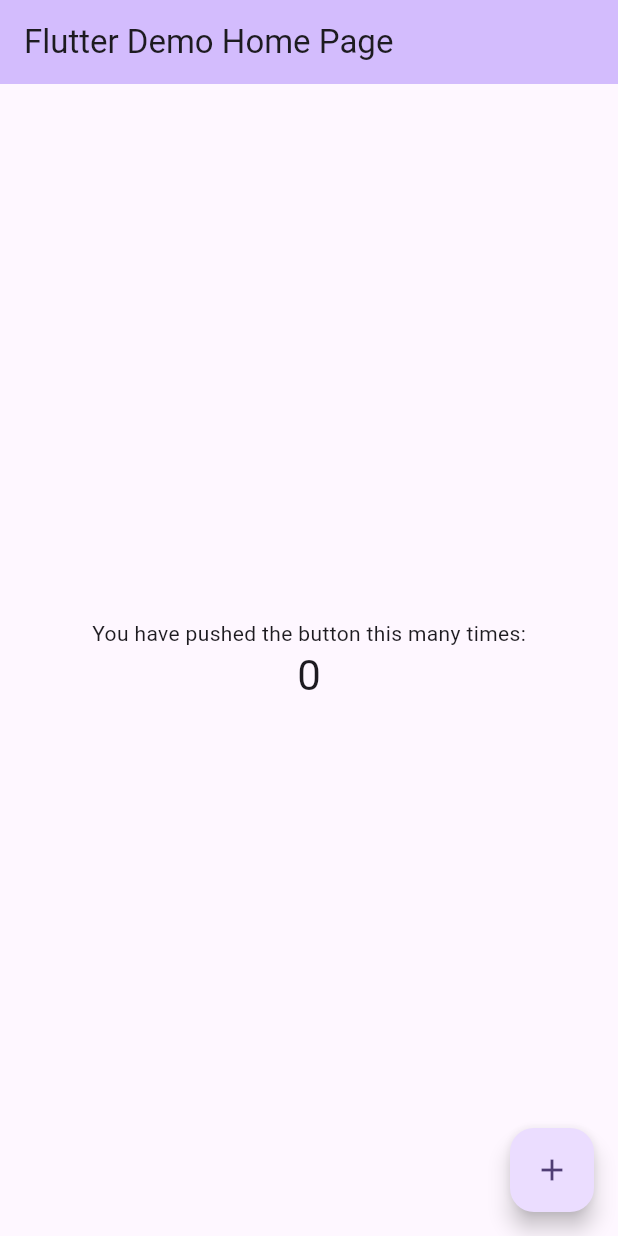
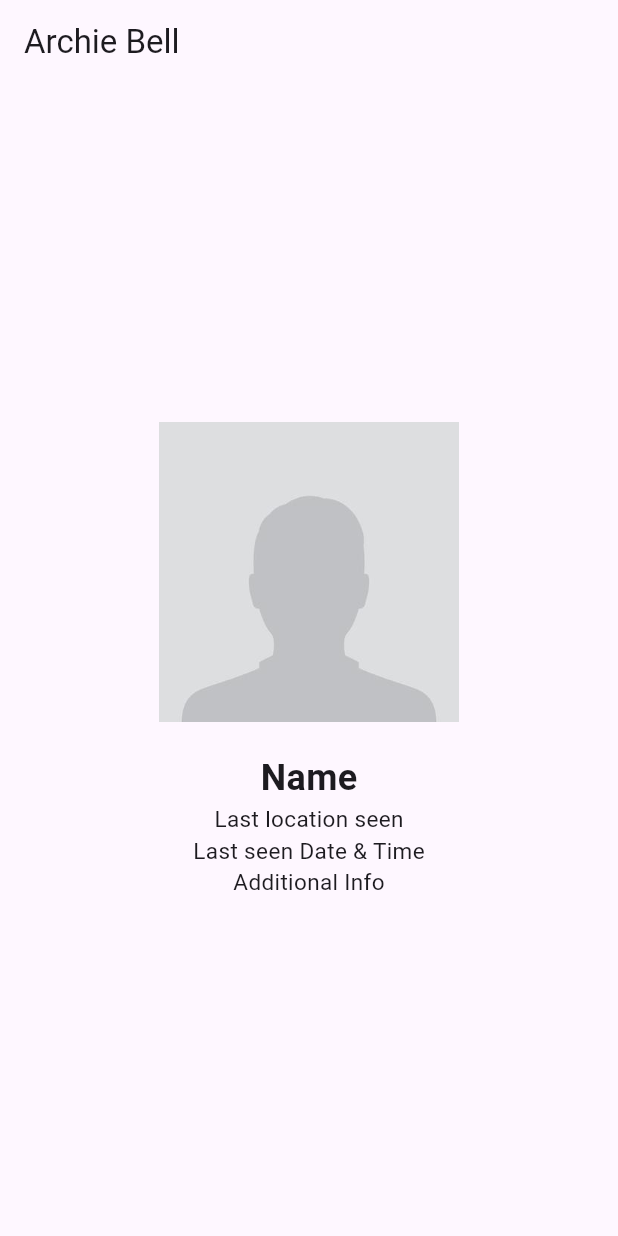
Before and after one commit to Archie-Bell/app, a Flutter app: the screen it shows after launch, on a phone screen of 412 x 824 dp. Run offline on Flutter 3.47's test engine with Material 3 defaults, Android fonts, the phone set to English and light mode, and no system bars; our stand-ins replace firebase_core, firebase_messaging; accounts and stored records are empty.

Commit message:
Initialise Firebase connection, re-implement Braeleene's previous widget implementation

```diff
--- /dev/null
+++ b/lib/home_page.dart
@@ -0,0 +1,64 @@
+import 'package:flutter/material.dart';
+import 'package:firebase_messaging/firebase_messaging.dart';
+
+class HomePage extends StatelessWidget {
+  const HomePage({super.key});
+
+  @override
+  Widget build(BuildContext context) {
+    WidgetsFlutterBinding.ensureInitialized();
+    FirebaseMessaging.instance.requestPermission();
+
+    return MaterialApp(
+      title: 'Archie Bell',
+      theme: ThemeData(
+        primarySwatch: Colors.blue,
+      ),
+      home: const SimpleImageStatePage(),
+      debugShowCheckedModeBanner: false,
+    );
+  }
+}
+
+class SimpleImageStatePage extends StatelessWidget {
+  const SimpleImageStatePage({super.key});
+
+  @override
+  Widget build(BuildContext context) {
+    return Scaffold(
+      appBar: AppBar(
+        title: const Text('Archie Bell'),
+      ),
+      body: Center(
+        child: Column(
+          mainAxisAlignment: MainAxisAlignment.center,
+          children: <Widget>[
+            Image.asset('images/placeholder-img.jpg', height: 200),
+
+            const SizedBox(height: 20),
+
+            const Text(
+              'Name',
+              style: TextStyle(fontSize: 24, fontWeight: FontWeight.bold),
+            ),
+
+            const Text(
+              'Last location seen',
+              style: TextStyle(fontSize: 15),
+            ),
+
+            const Text(
+              'Last seen Date & Time',
+              style: TextStyle(fontSize: 15),
+            ),
+
+            const Text(
+              'Additional Info',
+              style: TextStyle(fontSize: 15),
+            )
+          ],
+        ),
+      ),
+    );
+  }
+}
--- a/lib/main.dart
+++ b/lib/main.dart
@@ -1,127 +1,9 @@
 import 'package:flutter/material.dart';
 import 'package:firebase_core/firebase_core.dart';
+import 'package:app/home_page.dart';
 
-void main() {
-  runApp(const MyApp());
-  Firebase.initializeApp();
+void main() async {
+  WidgetsFlutterBinding.ensureInitialized();
+  await Firebase.initializeApp();
+  runApp(const HomePage());
 }
-
-class MyApp extends StatelessWidget {
-  const MyApp({super.key});
-
-  // This widget is the root of your application.
-  @override
-  Widget build(BuildContext context) {
-    return MaterialApp(
-      title: 'Flutter Demo',
-      theme: ThemeData(
-        // This is the theme of your application.
-        //
-        // TRY THIS: Try running your application with "flutter run". You'll see
-        // the application has a purple toolbar. Then, without quitting the app,
-        // try changing the seedColor in the colorScheme below to Colors.green
-        // and then invoke "hot reload" (save your changes or press the "hot
-        // reload" button in a Flutter-supported IDE, or press "r" if you used
-        // the command line to start the app).
-        //
-        // Notice that the counter didn't reset back to zero; the application
-        // state is not lost during the reload. To reset the state, use hot
-        // restart instead.
-        //
-        // This works for code too, not just values: Most code changes can be
-        // tested with just a hot reload.
-        colorScheme: ColorScheme.fromSeed(seedColor: Colors.deepPurple),
-        useMaterial3: true,
-      ),
-      home: const MyHomePage(title: 'Flutter Demo Home Page'),
-    );
-  }
-}
-
-class MyHomePage extends StatefulWidget {
-  const MyHomePage({super.key, required this.title});
-
-  // This widget is the home page of your application. It is stateful, meaning
-  // that it has a State object (defined below) that contains fields that affect
-  // how it looks.
-
-  // This class is the configuration for the state. It holds the values (in this
-  // case the title) provided by the parent (in this case the App widget) and
-  // used by the build method of the State. Fields in a Widget subclass are
-  // always marked "final".
-
-  final String title;
-
-  @override
-  State<MyHomePage> createState() => _MyHomePageState();
-}
-
-class _MyHomePageState extends State<MyHomePage> {
-  int _counter = 0;
-
-  void _incrementCounter() {
-    setState(() {
-      // This call to setState tells the Flutter framework that something has
-      // changed in this State, which causes it to rerun the build method below
-      // so that the display can reflect the updated values. If we changed
-      // _counter without calling setState(), then the build method would not be
-      // called again, and so nothing would appear to happen.
-      _counter++;
-    });
-  }
-
-  @override
-  Widget build(BuildContext context) {
-    // This method is rerun every time setState is called, for instance as done
-    // by the _incrementCounter method above.
-    //
-    // The Flutter framework has been optimized to make rerunning build methods
-    // fast, so that you can just rebuild anything that needs updating rather
-    // than having to individually change instances of widgets.
-    return Scaffold(
-      appBar: AppBar(
-        // TRY THIS: Try changing the color here to a specific color (to
-        // Colors.amber, perhaps?) and trigger a hot reload to see the AppBar
-        // change color while the other colors stay the same.
-        backgroundColor: Theme.of(context).colorScheme.inversePrimary,
-        // Here we take the value from the MyHomePage object that was created by
-        // the App.build method, and use it to set our appbar title.
-        title: Text(widget.title),
-      ),
-      body: Center(
-        // Center is a layout widget. It takes a single child and positions it
-        // in the middle of the parent.
-        child: Column(
-          // Column is also a layout widget. It takes a list of children and
-          // arranges them vertically. By default, it sizes itself to fit its
-          // children horizontally, and tries to be as tall as its parent.
-          //
-          // Column has various properties to control how it sizes itself and
-          // how it positions its children. Here we use mainAxisAlignment to
-          // center the children vertically; the main axis here is the vertical
-          // axis because Columns are vertical (the cross axis would be
-          // horizontal).
-          //
-          // TRY THIS: Invoke "debug painting" (choose the "Toggle Debug Paint"
-          // action in the IDE, or press "p" in the console), to see the
-          // wireframe for each widget.
-          mainAxisAlignment: MainAxisAlignment.center,
-          children: <Widget>[
-            const Text(
-              'You have pushed the button this many times:',
-            ),
-            Text(
-              '$_counter',
-              style: Theme.of(context).textTheme.headlineMedium,
-            ),
-          ],
-        ),
-      ),
-      floatingActionButton: FloatingActionButton(
-        onPressed: _incrementCounter,
-        tooltip: 'Increment',
-        child: const Icon(Icons.add),
-      ), // This trailing comma makes auto-formatting nicer for build methods.
-    );
-  }
-}
--- a/pubspec.yaml
+++ b/pubspec.yaml
@@ -36,6 +36,7 @@ dependencies:
   # Use with the CupertinoIcons class for iOS style icons.
   cupertino_icons: ^1.0.8
   firebase_core: ^3.8.0
+  firebase_messaging: ^15.1.5
 
 dev_dependencies:
   flutter_test:
@@ -60,9 +61,8 @@ flutter:
   uses-material-design: true
 
   # To add assets to your application, add an assets section, like this:
-  # assets:
-  #   - images/a_dot_burr.jpeg
-  #   - images/a_dot_ham.jpeg
+  assets:
+    - images/placeholder-img.jpg
 
   # An image asset can refer to one or more resolution-specific "variants", see
   # https://flutter.dev/to/resolution-aware-images
```
Also changed, not shown: images/placeholder-img.jpg (added), pubspec.lock, 4 other files.
